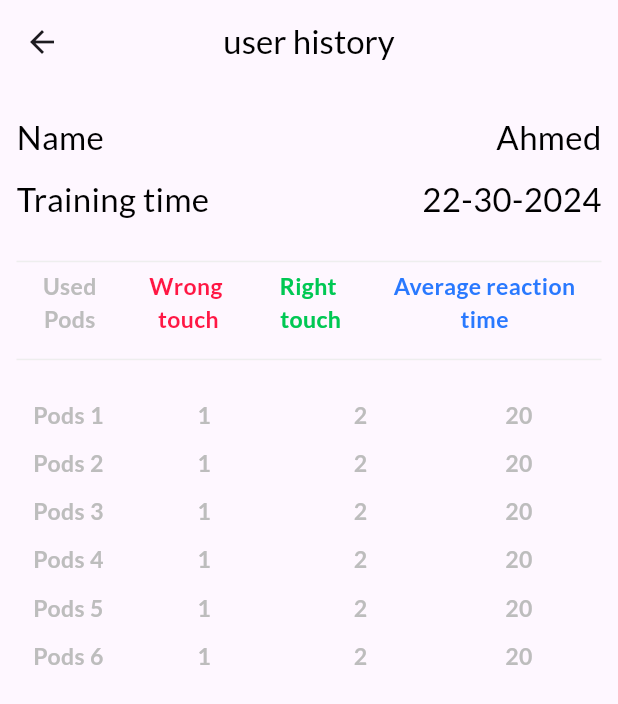
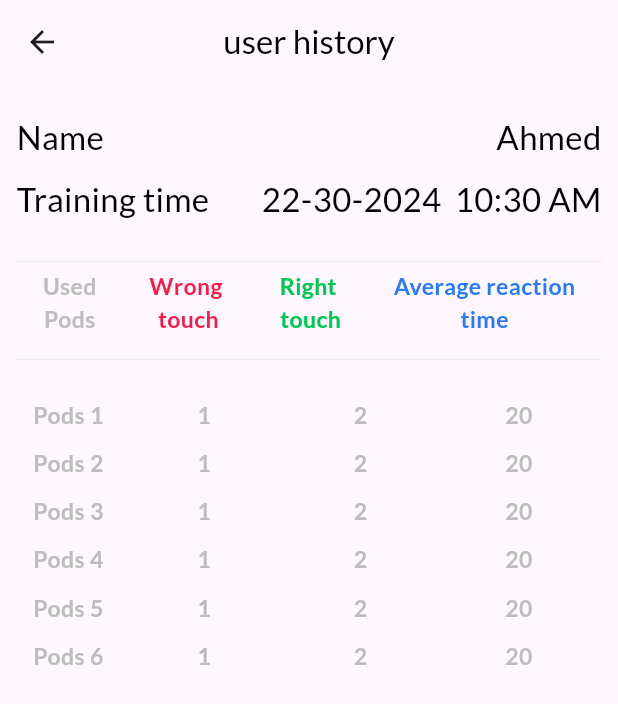
Before and after one commit to FalconCodeM/k_bahaa.githup.io, a Flutter app: the UserTrainingHistoryView screen opened directly with sample values from the repository, after a tap on "Training time", on a phone screen of 412 x 824 dp. Shown: the top 704 px of the screen. Run offline on Flutter 3.47's test engine with Material 3 defaults, Android fonts, the phone set to English and light mode, and no system bars; our stand-ins replace equatable, flutter_blue_plus, flutter_screenutil, get, get_storage, google_fonts and 1 more; missing offline and left inert: dart:ffi; accounts and stored records are empty.

Commit message:
first commit

```diff
--- a/lib/app/modules/home/views/screens/history/user_history_screen.dart
+++ b/lib/app/modules/home/views/screens/history/user_history_screen.dart
@@ -3,7 +3,6 @@ import 'package:flutter/material.dart';
 import 'package:flutter_screenutil/flutter_screenutil.dart';
 import 'package:k_bahaa/app/data/models/training_model.dart';
 import 'package:k_bahaa/app/data/models/users_model.dart';
-import 'package:k_bahaa/app/data/widgets/reusable_button.dart';
 import 'package:k_bahaa/app/data/widgets/reusable_pods_item_for_list.dart';
 import 'package:k_bahaa/app/data/widgets/reusable_pods_list_view.dart';
 import 'package:k_bahaa/app/data/widgets/reusable_text.dart';
@@ -43,7 +42,7 @@ class UserHistoryScreen extends StatelessWidget {
               mainAxisAlignment: MainAxisAlignment.spaceBetween,
               children: [
                 const ReusableText(text: "Training time"),
-                ReusableText(text: trainingData.startTraining),
+                ReusableText(text: user.trainingTime),
               ],
             ),
             SizedBox(
--- a/lib/app/modules/home/views/screens/history/user_training_history_view.dart
+++ b/lib/app/modules/home/views/screens/history/user_training_history_view.dart
@@ -60,7 +60,7 @@ class UserTrainingHistoryView extends StatelessWidget {
                         fontWeight: FontWeight.bold,
                       ),
                       ReusableText(
-                        text: userData.trainingData.last.startTraining,
+                        text: userData.trainingTime,
                         fontColor: Colors.grey.shade600,
                         fontWeight: FontWeight.bold,
                       ),
--- a/lib/app/modules/home/views/screens/start_training_screens/training_result.dart
+++ b/lib/app/modules/home/views/screens/start_training_screens/training_result.dart
@@ -226,7 +226,8 @@ class TrainingResult extends GetView<HomeController> {
             SizedBox(
               height: 15.h,
             ),
-            ReusableButton(onTap:controller.savingData, text: "Save")
+            ReusableButton(onTap:controller.savingData, text: "Save"),
+            ReusableButton(onTap:controller.cancelData, text: "cancel",btnColor: Colors.redAccent.shade400,)
           ],
         ),
       ),
```
